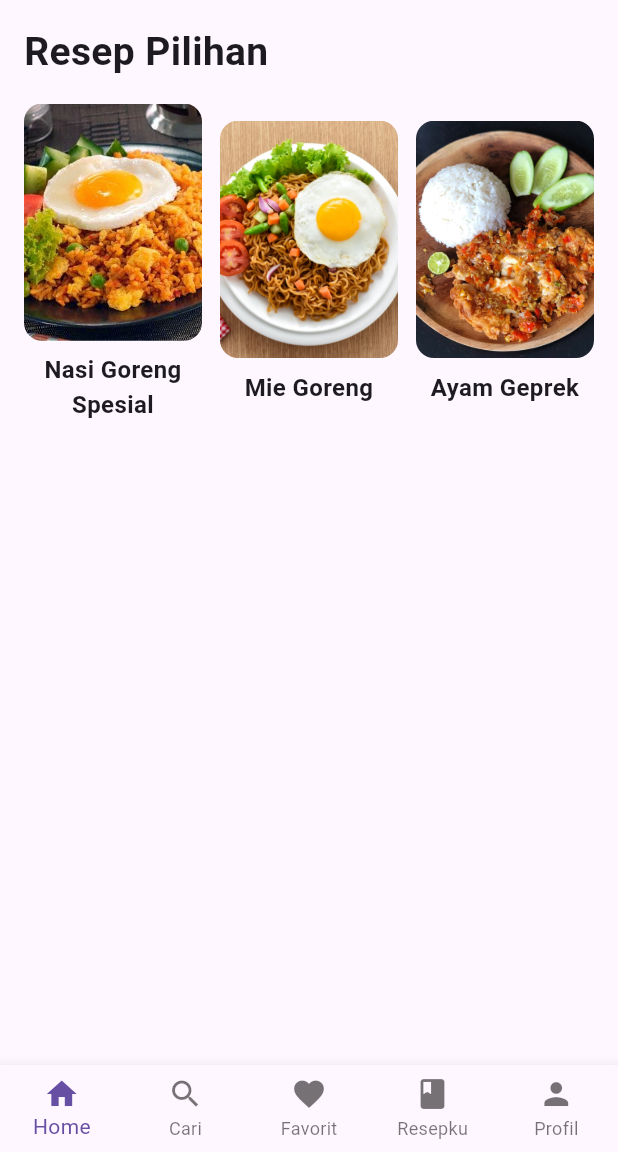
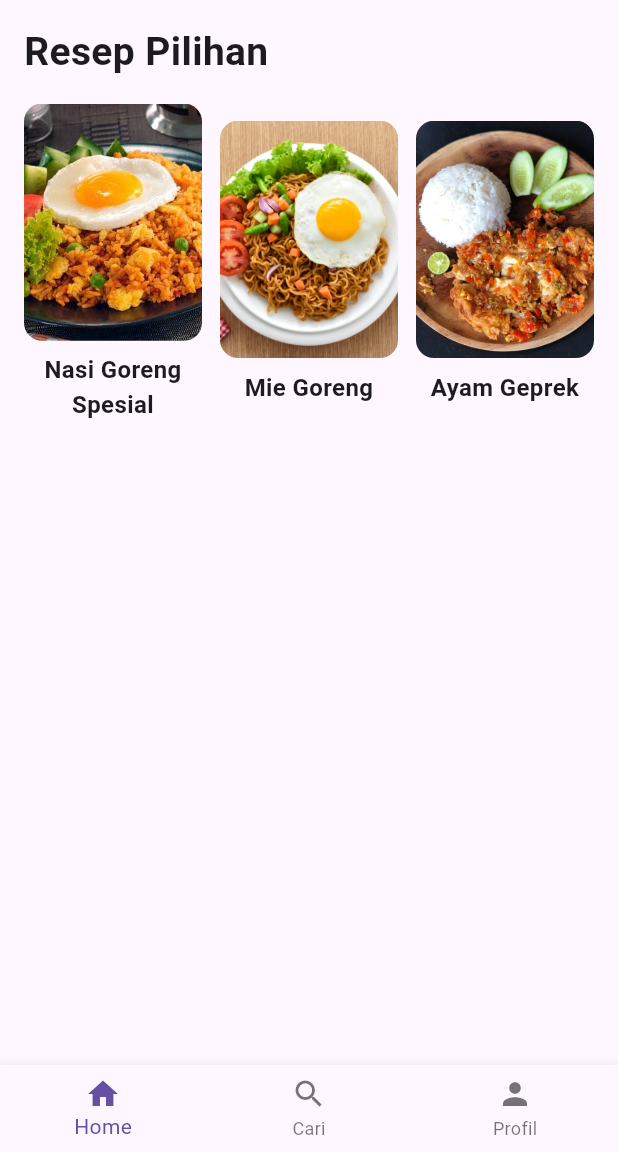
Before and after one commit to Anggiyln/pab1kolab, a Flutter app: the MainNavigation screen opened by its route, on a phone screen of 412 x 824 dp, the part 84-1236 px from its top. Run offline on Flutter 3.47's test engine with Material 3 defaults, Android fonts, the phone set to English and light mode, and no system bars.

Commit message:
Update main.dart
main dart baru

```diff
--- a/makanan/lib/main.dart
+++ b/makanan/lib/main.dart
@@ -68,8 +68,6 @@ class _MainNavigationState extends State<MainNavigation> {
         items: const [
           BottomNavigationBarItem(icon: Icon(Icons.home), label: 'Home'),
           BottomNavigationBarItem(icon: Icon(Icons.search), label: 'Cari'),
-          BottomNavigationBarItem(icon: Icon(Icons.favorite), label: 'Favorit'),
-          BottomNavigationBarItem(icon: Icon(Icons.book), label: 'Resepku'),
           BottomNavigationBarItem(icon: Icon(Icons.person), label: 'Profil'),
         ],
       ),
```
